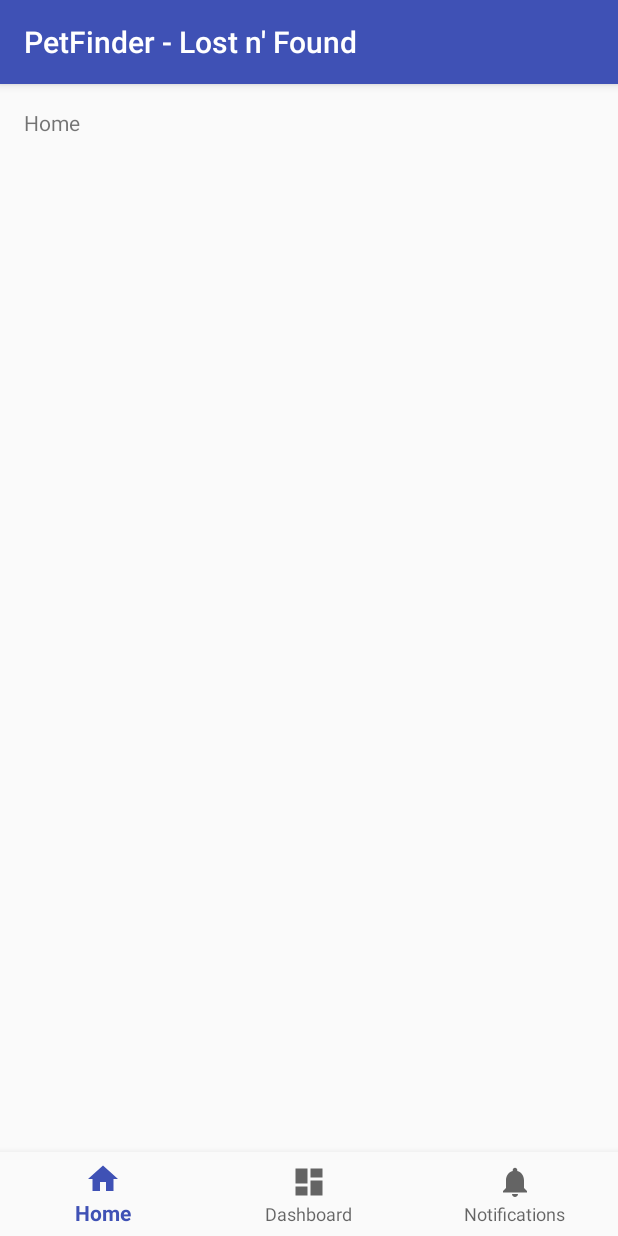
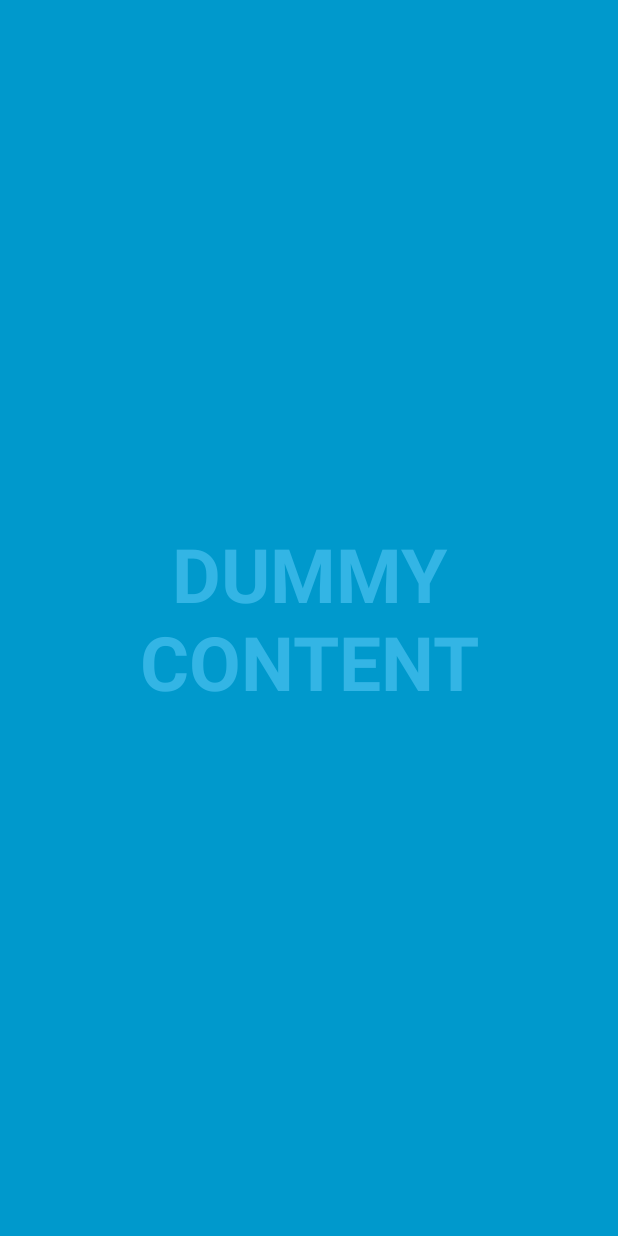
Before and after one commit to cobalt111/PetFinderLostNFound, an Android app: the screen it shows after launch (MainActivity before the commit, IntroActivity after it), on a phone screen of 412 x 824 dp. Run offline under Robolectric (Android 15) with nearby library versions, the phone set to English and light mode, and no system bars.

Commit message:
Added blank Fragment and Activity files

```diff
--- /dev/null
+++ b/app/src/main/java/com/timothycox/petfinder_lostnfound/intro/IntroActivity.java
@@ -0,0 +1,165 @@
+package com.timothycox.petfinder_lostnfound.intro;
+
+import android.annotation.SuppressLint;
+import android.os.Bundle;
+import android.os.Handler;
+import android.support.v7.app.ActionBar;
+import android.support.v7.app.AppCompatActivity;
+import android.view.MotionEvent;
+import android.view.View;
+
+import com.timothycox.petfinder_lostnfound.R;
+
+/**
+ * An example full-screen activity that shows and hides the system UI (i.e.
+ * status bar and navigation/system bar) with user interaction.
+ */
+public class IntroActivity extends AppCompatActivity implements IntroView {
+    /**
+     * Whether or not the system UI should be auto-hidden after
+     * {@link #AUTO_HIDE_DELAY_MILLIS} milliseconds.
+     */
+    private static final boolean AUTO_HIDE = true;
+
+    /**
+     * If {@link #AUTO_HIDE} is set, the number of milliseconds to wait after
+     * user interaction before hiding the system UI.
+     */
+    private static final int AUTO_HIDE_DELAY_MILLIS = 3000;
+
+    /**
+     * Some older devices needs a small delay between UI widget updates
+     * and a change of the status and navigation bar.
+     */
+    private static final int UI_ANIMATION_DELAY = 300;
+    private final Handler mHideHandler = new Handler();
+    private View mContentView;
+    private final Runnable mHidePart2Runnable = new Runnable() {
+        @SuppressLint("InlinedApi")
+        @Override
+        public void run() {
+            // Delayed removal of status and navigation bar
+
+            // Note that some of these constants are new as of API 16 (Jelly Bean)
+            // and API 19 (KitKat). It is safe to use them, as they are inlined
+            // at compile-time and do nothing on earlier devices.
+            mContentView.setSystemUiVisibility(View.SYSTEM_UI_FLAG_LOW_PROFILE
+                    | View.SYSTEM_UI_FLAG_FULLSCREEN
+                    | View.SYSTEM_UI_FLAG_LAYOUT_STABLE
+                    | View.SYSTEM_UI_FLAG_IMMERSIVE_STICKY
+                    | View.SYSTEM_UI_FLAG_LAYOUT_HIDE_NAVIGATION
+                    | View.SYSTEM_UI_FLAG_HIDE_NAVIGATION);
+        }
+    };
+    private View mControlsView;
+    private final Runnable mShowPart2Runnable = new Runnable() {
+        @Override
+        public void run() {
+            // Delayed display of UI elements
+            ActionBar actionBar = getSupportActionBar();
+            if (actionBar != null) {
+                actionBar.show();
+            }
+            mControlsView.setVisibility(View.VISIBLE);
+        }
+    };
+    private boolean mVisible;
+    private final Runnable mHideRunnable = new Runnable() {
+        @Override
+        public void run() {
+            hide();
+        }
+    };
+    /**
+     * Touch listener to use for in-layout UI controls to delay hiding the
+     * system UI. This is to prevent the jarring behavior of controls going away
+     * while interacting with activity UI.
+     */
+    private final View.OnTouchListener mDelayHideTouchListener = new View.OnTouchListener() {
+        @Override
+        public boolean onTouch(View view, MotionEvent motionEvent) {
+            if (AUTO_HIDE) {
+                delayedHide(AUTO_HIDE_DELAY_MILLIS);
+            }
+            return false;
+        }
+    };
+
+    @Override
+    protected void onCreate(Bundle savedInstanceState) {
+        super.onCreate(savedInstanceState);
+
+        setContentView(R.layout.activity_intro);
+
+        mVisible = true;
+        mControlsView = findViewById(R.id.fullscreen_content_controls);
+        mContentView = findViewById(R.id.fullscreen_content);
+
+
+        // Set up the user interaction to manually show or hide the system UI.
+        mContentView.setOnClickListener(new View.OnClickListener() {
+            @Override
+            public void onClick(View view) {
+                toggle();
+            }
+        });
+
+        // Upon interacting with UI controls, delay any scheduled hide()
+        // operations to prevent the jarring behavior of controls going away
+        // while interacting with the UI.
+        findViewById(R.id.dummy_button).setOnTouchListener(mDelayHideTouchListener);
+    }
+
+    @Override
+    protected void onPostCreate(Bundle savedInstanceState) {
+        super.onPostCreate(savedInstanceState);
+
+        // Trigger the initial hide() shortly after the activity has been
+        // created, to briefly hint to the user that UI controls
+        // are available.
+        delayedHide(100);
+    }
+
+    private void toggle() {
+        if (mVisible) {
+            hide();
+        } else {
+            show();
+        }
+    }
+
+    private void hide() {
+        // Hide UI first
+        ActionBar actionBar = getSupportActionBar();
+        if (actionBar != null) {
+            actionBar.hide();
+        }
+        mControlsView.setVisibility(View.GONE);
+        mVisible = false;
+
+        // Schedule a runnable to remove the status and navigation bar after a delay
+        mHideHandler.removeCallbacks(mShowPart2Runnable);
+        mHideHandler.postDelayed(mHidePart2Runnable, UI_ANIMATION_DELAY);
+    }
+
+    @SuppressLint("InlinedApi")
+    private void show() {
+        // Show the system bar
+        mContentView.setSystemUiVisibility(View.SYSTEM_UI_FLAG_LAYOUT_FULLSCREEN
+                | View.SYSTEM_UI_FLAG_LAYOUT_HIDE_NAVIGATION);
+        mVisible = true;
+
+        // Schedule a runnable to display UI elements after a delay
+        mHideHandler.removeCallbacks(mHidePart2Runnable);
+        mHideHandler.postDelayed(mShowPart2Runnable, UI_ANIMATION_DELAY);
+    }
+
+    /**
+     * Schedules a call to hide() in delay milliseconds, canceling any
+     * previously scheduled calls.
+     */
+    private void delayedHide(int delayMillis) {
+        mHideHandler.removeCallbacks(mHideRunnable);
+        mHideHandler.postDelayed(mHideRunnable, delayMillis);
+    }
+}
--- /dev/null
+++ b/app/src/main/res/layout/activity_intro.xml
@@ -0,0 +1,51 @@
+<?xml version="1.0" encoding="utf-8"?>
+<FrameLayout xmlns:android="http://schemas.android.com/apk/res/android"
+    xmlns:tools="http://schemas.android.com/tools"
+    android:layout_width="match_parent"
+    android:layout_height="match_parent"
+    android:background="#0099cc"
+    tools:context=".intro.IntroActivity">
+
+    <!-- The primary full-screen view. This can be replaced with whatever view
+         is needed to present your content, e.g. VideoView, SurfaceView,
+         TextureView, etc. -->
+    <TextView
+        android:id="@+id/fullscreen_content"
+        android:layout_width="match_parent"
+        android:layout_height="match_parent"
+        android:gravity="center"
+        android:keepScreenOn="true"
+        android:text="@string/dummy_content"
+        android:textColor="#33b5e5"
+        android:textSize="50sp"
+        android:textStyle="bold" />
+
+    <!-- This FrameLayout insets its children based on system windows using
+         android:fitsSystemWindows. -->
+    <FrameLayout
+        android:layout_width="match_parent"
+        android:layout_height="match_parent"
+        android:fitsSystemWindows="true">
+
+        <LinearLayout
+            android:id="@+id/fullscreen_content_controls"
+            style="?metaButtonBarStyle"
+            android:layout_width="match_parent"
+            android:layout_height="wrap_content"
+            android:layout_gravity="bottom|center_horizontal"
+            android:background="@color/black_overlay"
+            android:orientation="horizontal"
+            tools:ignore="UselessParent">
+
+            <Button
+                android:id="@+id/dummy_button"
+                style="?metaButtonBarButtonStyle"
+                android:layout_width="0dp"
+                android:layout_height="wrap_content"
+                android:layout_weight="1"
+                android:text="@string/dummy_button" />
+
+        </LinearLayout>
+    </FrameLayout>
+
+</FrameLayout>
--- a/app/src/main/res/values/colors.xml
+++ b/app/src/main/res/values/colors.xml
@@ -3,4 +3,6 @@
     <color name="colorPrimary">#3F51B5</color>
     <color name="colorPrimaryDark">#303F9F</color>
     <color name="colorAccent">#FF4081</color>
+
+    <color name="black_overlay">#66000000</color>
 </resources>
--- a/app/src/main/res/values/strings.xml
+++ b/app/src/main/res/values/strings.xml
@@ -3,4 +3,11 @@
     <string name="title_home">Home</string>
     <string name="title_dashboard">Dashboard</string>
     <string name="title_notifications">Notifications</string>
+
+    <string name="title_activity_intro">IntroActivity</string>
+    <string name="dummy_button">Dummy Button</string>
+    <string name="dummy_content">DUMMY\nCONTENT</string>
+
+    <!-- TODO: Remove or change this placeholder text -->
+    <string name="hello_blank_fragment">Hello blank fragment</string>
 </resources>
--- a/app/src/main/res/values/styles.xml
+++ b/app/src/main/res/values/styles.xml
@@ -8,4 +8,16 @@
         <item name="colorAccent">@color/colorAccent</item>
     </style>
 
+    <style name="FullscreenTheme" parent="AppTheme">
+        <item name="android:actionBarStyle">@style/FullscreenActionBarStyle</item>
+        <item name="android:windowActionBarOverlay">true</item>
+        <item name="android:windowBackground">@null</item>
+        <item name="metaButtonBarStyle">?android:attr/buttonBarStyle</item>
+        <item name="metaButtonBarButtonStyle">?android:attr/buttonBarButtonStyle</item>
+    </style>
+
+    <style name="FullscreenActionBarStyle" parent="Widget.AppCompat.ActionBar">
+        <item name="android:background">@color/black_overlay</item>
+    </style>
+
 </resources>
```
Also changed, not shown: app/src/main/AndroidManifest.xml (+11 -0 lines), app/src/main/java/com/timothycox/petfinder_lostnfound/intro/IntroFragment.java (added, +109 -0 lines), app/src/main/java/com/timothycox/petfinder_lostnfound/map/MapFragment.java (added, +109 -0 lines), app/src/main/java/com/timothycox/petfinder_lostnfound/post/PostFragment.java (added, +109 -0 lines), app/src/main/res/layout/fragment_intro.xml (added, +14 -0 lines), app/src/main/res/layout/fragment_map.xml (added, +14 -0 lines), app/src/main/res/layout/fragment_post.xml (added, +14 -0 lines), app/src/main/res/values/attrs.xml (added, +12 -0 lines).
